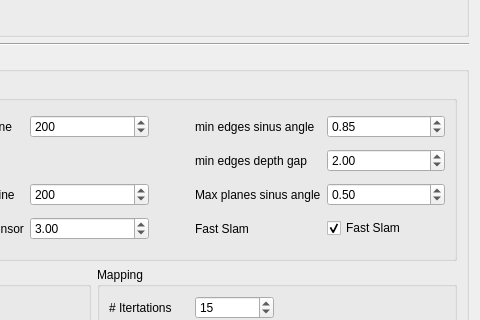
This is VelodyneHDL/vvSlamConfigurationDialog.ui in Kitware/VeloView as Qt 5 draws it before an edit; both pictures show x 336 to 816 and y 90 to 410 of the 816 by 658 pixel window. The edited form follows.
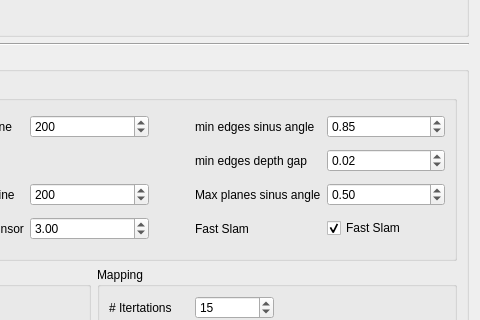
This is the edited form.

Commit message: Keypoints extraction improvement

```diff
--- a/VelodyneHDL/vvSlamConfigurationDialog.ui
+++ b/VelodyneHDL/vvSlamConfigurationDialog.ui
@@ -329,7 +329,7 @@
             <double>0.100000000000000</double>
            </property>
            <property name="value">
-            <double>2.000000000000000</double>
+            <double>0.020000000000000</double>
            </property>
           </widget>
          </item>
```
Left out of the diff: 2 changed lines with no effect on the pictures. The commit also changes 1 other file.
